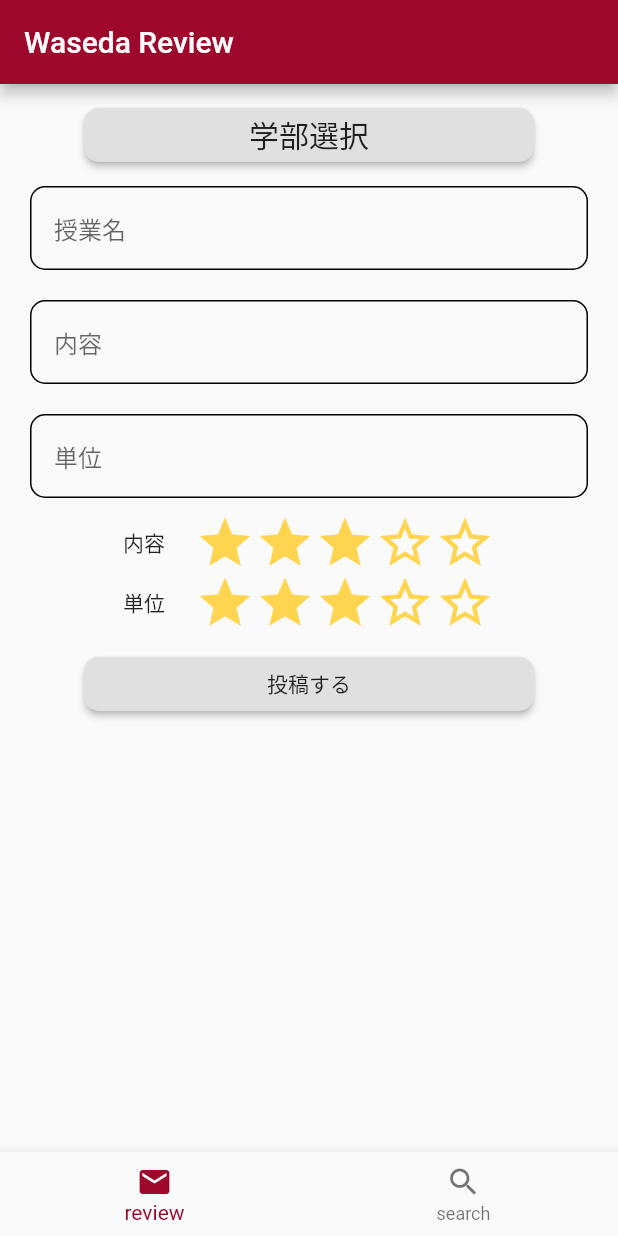
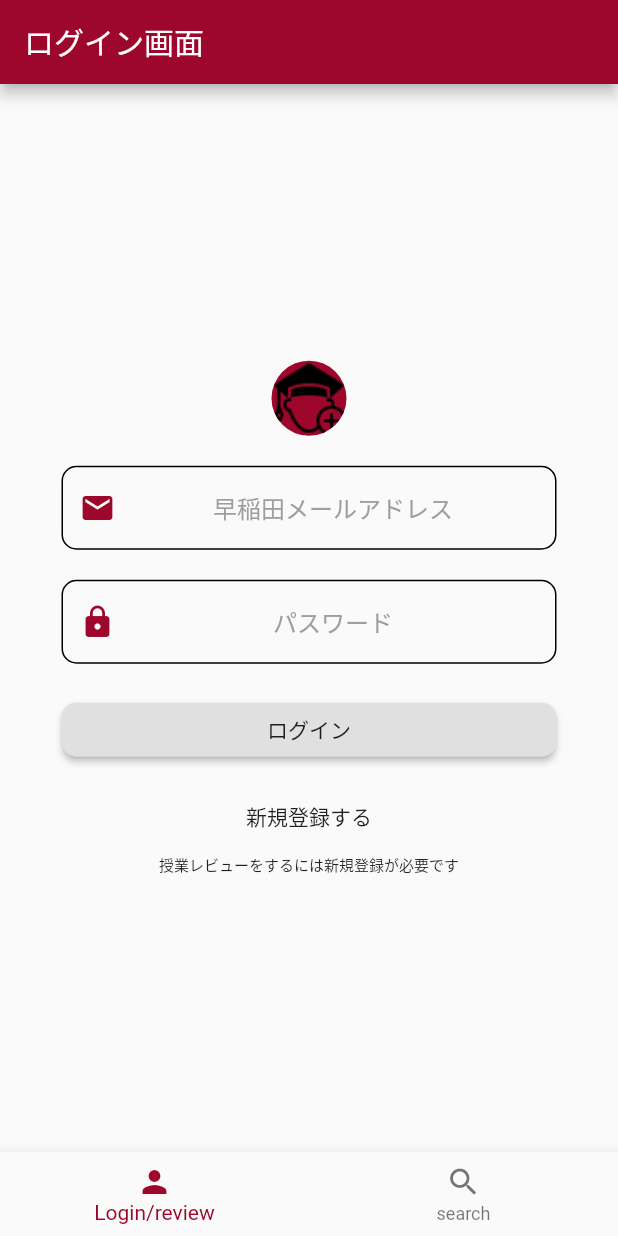
Before and after one commit to hattoriGittaro/waseda_demo_app2, a Flutter app: the screen it shows after launch, on a phone screen of 412 x 824 dp. Run offline on Flutter 3.47's test engine with Material 2 defaults, Android fonts, the phone set to English and light mode, and no system bars; drawn by our look-alikes of smooth_star_rating; our stand-ins replace cloud_firestore, firebase_auth, flushbar; accounts and stored records are empty.

Commit message:
ログイン・新規登録画面の実装 ログイン時にエラーが出た際のFlushbarの実装

```diff
--- /dev/null
+++ b/lib/constans.dart
@@ -0,0 +1,22 @@
+import 'package:flutter/material.dart';
+
+const kTextFieldDecoration = InputDecoration(
+  hintText: 'value',
+  hintStyle: TextStyle(color: Colors.grey),
+  contentPadding: EdgeInsets.all(16.0),
+  //Focusしていないとき
+  enabledBorder: OutlineInputBorder(
+    borderRadius: BorderRadius.all(Radius.circular(10.0)),
+    borderSide: BorderSide(
+      color: Colors.black,
+    ),
+  ),
+  //Focusしているとき
+  focusedBorder: OutlineInputBorder(
+    borderRadius: BorderRadius.all(Radius.circular(20.0)),
+    borderSide: BorderSide(
+      color: Color(0xff9C072B),
+      width: 3.0,
+    ),
+  ),
+);
--- a/lib/model/posting_model.dart
+++ b/lib/model/posting_model.dart
@@ -1,6 +1,7 @@
 import 'package:cloud_firestore/cloud_firestore.dart';
 import 'package:flutter/cupertino.dart';
 import 'package:flutter/material.dart';
+import 'package:waseda_demo_app2/screens/login_screen.dart';
 import 'package:waseda_demo_app2/screens/posting_screen.dart';
 import 'package:waseda_demo_app2/screens/search_screen.dart';
 import '../gakubu_data.dart';
@@ -66,7 +67,8 @@ class PostingModel extends ChangeNotifier {
   int selectedIndex = 0;
 
   List<Widget> widgetOptions = <Widget>[
-    PostingScreen(),
+    LoginScreen(),
+    //PostingScreen(),
     SearchScreen(),
   ];
 
--- /dev/null
+++ b/lib/screens/login_screen.dart
@@ -0,0 +1,162 @@
+import 'package:firebase_auth/firebase_auth.dart';
+import 'package:flutter/material.dart';
+import 'package:waseda_demo_app2/screens/posting_screen.dart';
+import 'package:waseda_demo_app2/screens/registration_screen.dart';
+import 'package:flushbar/flushbar.dart';
+import '../constans.dart';
+
+class LoginScreen extends StatefulWidget {
+  @override
+  _LoginScreenState createState() => _LoginScreenState();
+}
+
+class _LoginScreenState extends State<LoginScreen> {
+  final FirebaseAuth _auth = FirebaseAuth.instance;
+
+  String email;
+
+  String password;
+
+  @override
+  Widget build(BuildContext context) {
+    return Scaffold(
+      appBar: AppBar(
+        backgroundColor: Color(0xff9C072B),
+        title: Text('ログイン画面'),
+      ),
+      body: Center(
+        child: SafeArea(
+          child: Column(
+            mainAxisAlignment: MainAxisAlignment.center,
+            crossAxisAlignment: CrossAxisAlignment.center,
+            children: <Widget>[
+              CircleAvatar(
+                radius: 25.0,
+                backgroundImage: AssetImage('image/userLogin.png'),
+                backgroundColor: Color(0xff9C072B),
+              ),
+              SizedBox(
+                height: 10.0,
+              ),
+              Container(
+                width: 350.0,
+                padding: EdgeInsets.all(10.0),
+                child: TextField(
+                  cursorColor: Color(0xff9C072B),
+                  keyboardType: TextInputType.emailAddress,
+                  textAlign: TextAlign.center,
+                  onChanged: (value) {
+                    email = value;
+                  },
+                  decoration: kTextFieldDecoration.copyWith(
+                    hintText: '早稲田メールアドレス',
+                    prefixIcon: Icon(
+                      Icons.email,
+                      color: Color(0xff9C072B),
+                    ),
+                  ),
+                ),
+              ),
+              Container(
+                width: 350.0,
+                padding: EdgeInsets.all(10.0),
+                child: TextField(
+                  cursorColor: Color(0xff9C072B),
+                  obscureText: true,
+                  textAlign: TextAlign.center,
+                  onChanged: (value) {
+                    password = value;
+                  },
+                  decoration: kTextFieldDecoration.copyWith(
+                    hintText: 'パスワード',
+                    prefixIcon: Icon(
+                      Icons.lock,
+                      color: Color(0xff9C072B),
+                    ),
+                  ),
+                ),
+              ),
+              SizedBox(
+                height: 10.0,
+              ),
+              SizedBox(
+                width: 330,
+                child: RaisedButton(
+                  shape: RoundedRectangleBorder(
+                    borderRadius: BorderRadius.circular(10.0),
+                  ),
+                  child: Text('ログイン'),
+                  onPressed: () async {
+                    try {
+                      final user = await _auth.signInWithEmailAndPassword(
+                          email: email, password: password);
+                      if (user != null) {
+                        Navigator.push(
+                            context,
+                            MaterialPageRoute(
+                                builder: (context) => PostingScreen()));
+                      }
+                    } catch (e) {
+                      Flushbar(
+                        message: 'ログインに失敗しました',
+                        backgroundColor: Colors.red,
+                        margin: EdgeInsets.all(8),
+                        borderRadius: 8,
+                        duration: Duration(seconds: 2),
+                      )..show(context);
+//                      showDialog(
+//                        context: context,
+//                        builder: (BuildContext context) {
+//                          return AlertDialog(
+//                            elevation: 24.0,
+//                            title: Text('ログインできません'),
+//                            actions: <Widget>[
+//                              FlatButton(
+//                                shape: RoundedRectangleBorder(
+//                                  borderRadius: BorderRadius.circular(10.0),
+//                                ),
+//                                child: Text('やり直す'),
+//                                onPressed: () {
+//                                  Navigator.of(context).pop();
+//                                },
+//                              ),
+//                            ],
+//                          );
+//                        },
+//                      );
+                    }
+                  },
+                ),
+              ),
+              SizedBox(
+                height: 10.0,
+              ),
+              Container(
+                child: FlatButton(
+                  child: Text(
+                    '新規登録する',
+                  ),
+                  onPressed: () {
+                    Navigator.of(context).push(
+                      MaterialPageRoute(
+                        builder: (context) {
+                          return RegistrationScreen();
+                        },
+                      ),
+                    );
+                  },
+                ),
+              ),
+              Text(
+                '授業レビューをするには新規登録が必要です',
+                style: TextStyle(
+                  fontSize: 10.0,
+                ),
+              )
+            ],
+          ),
+        ),
+      ),
+    );
+  }
+}
--- a/lib/screens/posting_screen.dart
+++ b/lib/screens/posting_screen.dart
@@ -1,6 +1,7 @@
 import 'package:flutter/cupertino.dart';
 import 'package:flutter/material.dart';
 import 'package:provider/provider.dart';
+import 'package:waseda_demo_app2/constans.dart';
 import 'package:waseda_demo_app2/model/posting_model.dart';
 import 'package:smooth_star_rating/smooth_star_rating.dart';
 import 'package:waseda_demo_app2/screens/welcome_screen.dart';
@@ -26,7 +27,7 @@ class PostingScreen extends StatelessWidget {
                     mainAxisAlignment: MainAxisAlignment.center,
                     children: <Widget>[
                       SizedBox(
-                        width: 300.0,
+                        width: 330.0,
                         child: RaisedButton(
                           shape: RoundedRectangleBorder(
                             borderRadius: BorderRadius.circular(10.0),
@@ -63,88 +64,46 @@ class PostingScreen extends StatelessWidget {
                         ),
                       ),
                       Container(
+                        width: 350.0,
                         padding: EdgeInsets.all(10.0),
                         child: TextField(
+                          cursorColor: Color(0xff9C072B),
+                          textAlign: TextAlign.center,
                           onChanged: (text) {
                             model.lesson_name = text;
                           },
-                          decoration: InputDecoration(
-                            //Focusしていないとき
-                            enabledBorder: OutlineInputBorder(
-                              borderRadius: BorderRadius.circular(10.0),
-                              borderSide: BorderSide(
-                                color: Colors.black,
-                              ),
-                            ),
-                            //Focusしているとき
-                            focusedBorder: OutlineInputBorder(
-                              borderRadius: BorderRadius.circular(20.0),
-                              borderSide: BorderSide(
-                                color: Color(0xff9C072B),
-                                width: 3.0,
-                              ),
-                            ),
-                            hintText: '授業名',
-                            contentPadding: EdgeInsets.all(16.0),
-                          ),
+                          decoration:
+                              kTextFieldDecoration.copyWith(hintText: '授業名'),
                         ),
                       ),
                       Container(
+                        width: 350.0,
                         padding: EdgeInsets.all(10.0),
                         child: TextField(
+                          cursorColor: Color(0xff9C072B),
+                          textAlign: TextAlign.center,
                           onChanged: (text) {
                             model.content = text;
                           },
                           keyboardType: TextInputType.multiline,
                           maxLines: null,
-                          decoration: InputDecoration(
-                            //Focusしていないとき
-                            enabledBorder: OutlineInputBorder(
-                              borderRadius: BorderRadius.circular(10.0),
-                              borderSide: BorderSide(
-                                color: Colors.black,
-                              ),
-                            ),
-                            //Focusしているとき
-                            focusedBorder: OutlineInputBorder(
-                              borderRadius: BorderRadius.circular(20.0),
-                              borderSide: BorderSide(
-                                color: Color(0xff9C072B),
-                                width: 3.0,
-                              ),
-                            ),
-                            hintText: '内容',
-                            contentPadding: EdgeInsets.all(16.0),
-                          ),
+                          decoration:
+                              kTextFieldDecoration.copyWith(hintText: '内容'),
                         ),
                       ),
                       Container(
+                        width: 350.0,
                         padding: EdgeInsets.all(10.0),
                         child: TextField(
+                          cursorColor: Color(0xff9C072B),
+                          textAlign: TextAlign.center,
                           onChanged: (text) {
                             model.unit = text;
                           },
                           keyboardType: TextInputType.multiline,
                           maxLines: null,
-                          decoration: InputDecoration(
-                            //Focusしていないとき
-                            enabledBorder: OutlineInputBorder(
-                              borderRadius: BorderRadius.circular(10.0),
-                              borderSide: BorderSide(
-                                color: Colors.black,
-                              ),
-                            ),
-                            //Focusしているとき
-                            focusedBorder: OutlineInputBorder(
-                              borderRadius: BorderRadius.circular(20.0),
-                              borderSide: BorderSide(
-                                color: Color(0xff9C072B),
-                                width: 3.0,
-                              ),
-                            ),
-                            hintText: '単位',
-                            contentPadding: EdgeInsets.all(16.0),
-                          ),
+                          decoration:
+                              kTextFieldDecoration.copyWith(hintText: '単位'),
                         ),
                       ),
                       Column(
@@ -205,7 +164,7 @@ class PostingScreen extends StatelessWidget {
                         height: 10.0,
                       ),
                       SizedBox(
-                        width: 300,
+                        width: 330,
                         child: RaisedButton(
                           shape: RoundedRectangleBorder(
                             borderRadius: BorderRadius.circular(10.0),
--- a/lib/screens/search_screen.dart
+++ b/lib/screens/search_screen.dart
@@ -28,7 +28,12 @@ class _SearchScreenState extends State<SearchScreen> {
                   color: Colors.blueGrey,
                 ),
                 hintText: '授業名',
+                focusedBorder: OutlineInputBorder(
+                  borderSide: BorderSide(
+                    width: 1,
+                    color: Color(0xff9C072B),
                   ),
+                )),
             onChanged: (val) {
               setState(() {
                 name = val;
--- a/lib/screens/welcome_screen.dart
+++ b/lib/screens/welcome_screen.dart
@@ -14,9 +14,13 @@ class WelcomeScreen extends StatelessWidget {
           bottomNavigationBar: BottomNavigationBar(
             items: const <BottomNavigationBarItem>[
               BottomNavigationBarItem(
-                icon: Icon(Icons.local_post_office),
-                title: Text('review'),
+                icon: Icon(Icons.person),
+                title: Text('Login' + '/' + 'review'),
               ),
+//              BottomNavigationBarItem(
+//                icon: Icon(Icons.text_fields),
+//                title: Text('review'),
+//              ),
               BottomNavigationBarItem(
                 icon: Icon(Icons.search),
                 title: Text('search'),
```
Also changed, not shown: lib/screens/registration_screen.dart (added, +111 -0 lines), pubspec.yaml (+4 -3 lines), image/userLogin.png (added), pubspec.lock, 1 other file. Lines whose indentation alone changed are shown as unchanged.
